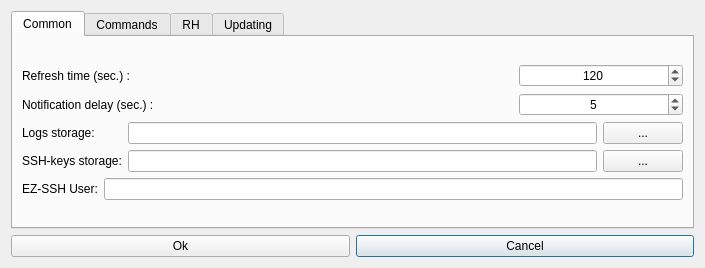
Qt form hub/forms/DlgSettings.ui (subutai-io/control-center) before a commit.
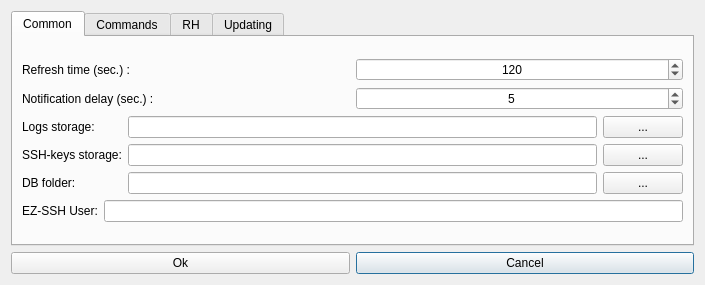
The same form after that commit. Icons and pictures are not drawn.

Diff of the .ui file:
```diff
--- a/hub/forms/DlgSettings.ui
+++ b/hub/forms/DlgSettings.ui
@@ -7,7 +7,7 @@
     <x>0</x>
     <y>0</y>
     <width>705</width>
-    <height>268</height>
+    <height>285</height>
    </rect>
   </property>
   <property name="windowTitle">
@@ -54,7 +54,7 @@
          <item>
           <layout class="QGridLayout" name="gridLayout_7">
            <item row="0" column="0">
-            <layout class="QGridLayout" name="gridLayout_6" columnstretch="3,1">
+            <layout class="QGridLayout" name="gridLayout_6">
              <item row="0" column="0">
               <widget class="QLabel" name="lbl_refresh_timer">
                <property name="text">
@@ -139,6 +139,23 @@
                </property>
               </widget>
              </item>
+             <item row="2" column="0">
+              <widget class="QLabel" name="lbl_rtm_db_folder">
+               <property name="text">
+                <string>DB folder:</string>
+               </property>
+              </widget>
+             </item>
+             <item row="2" column="1">
+              <widget class="QLineEdit" name="le_rtm_db_folder"/>
+             </item>
+             <item row="2" column="2">
+              <widget class="QPushButton" name="btn_rtm_db_folder">
+               <property name="text">
+                <string>...</string>
+               </property>
+              </widget>
+             </item>
             </layout>
            </item>
            <item row="2" column="0">
```
